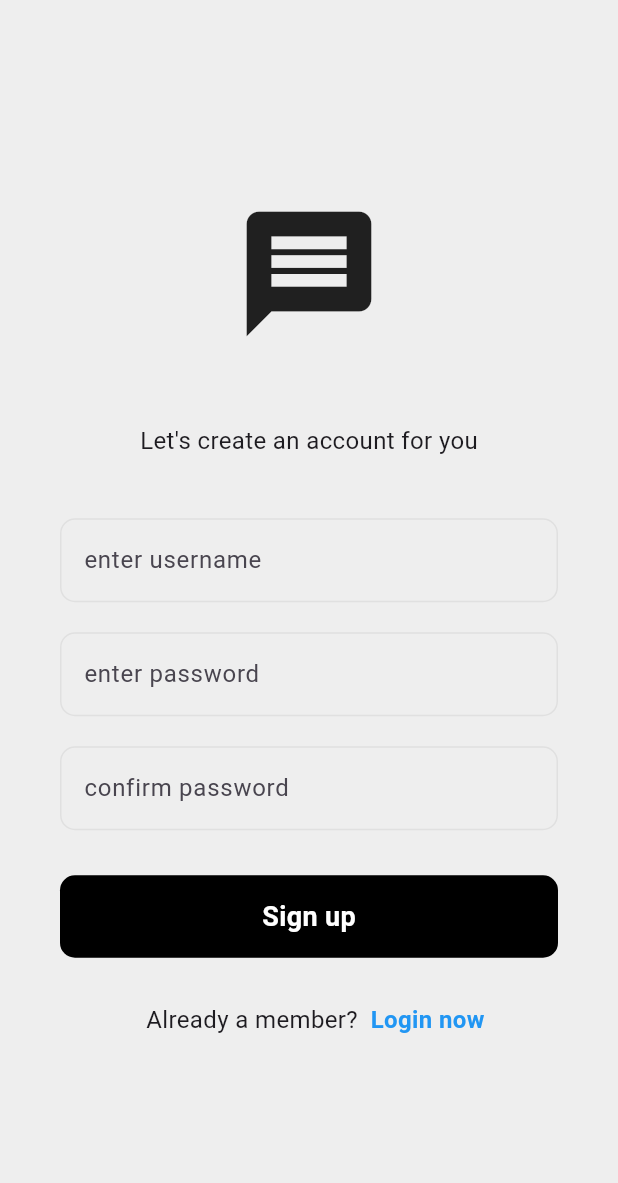
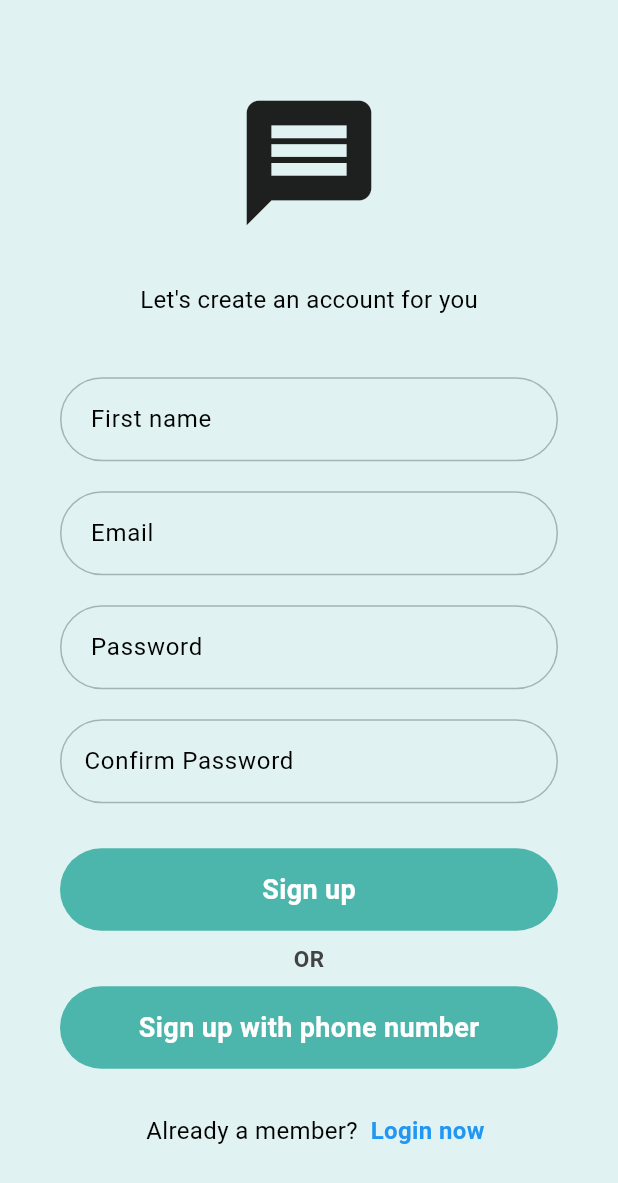
Before and after one commit to sandeshg510/Chat-app, a Flutter app: the screen it shows after launch, after a tap on "Register now", on a phone screen of 412 x 824 dp. Shown: the top 1183 px of the screen. Run offline on Flutter 3.47's test engine with Material 3 defaults, Android fonts, the phone set to English and light mode, and no system bars; our stand-ins replace cloud_firestore, firebase_auth, firebase_core; accounts and stored records are empty.

Commit message:
theme and phone Authentication implemented

```diff
--- a/lib/components/my_buttons.dart
+++ b/lib/components/my_buttons.dart
@@ -1,9 +1,14 @@
+import 'package:chat_messenger/constants/my_colors.dart';
 import 'package:flutter/material.dart';
 
 class MyButton extends StatelessWidget {
   final String buttonTitle;
   final void Function() onTap;
-  const MyButton({super.key, required this.buttonTitle, required this.onTap});
+  const MyButton({
+    super.key,
+    required this.buttonTitle,
+    required this.onTap,
+  });
 
   @override
   Widget build(BuildContext context) {
@@ -11,8 +16,8 @@ class MyButton extends StatelessWidget {
       onTap: onTap,
       child: Container(
         decoration: BoxDecoration(
-          borderRadius: BorderRadius.circular(10),
-          color: Colors.black,
+          color: Theme.of(context).colorScheme.primary,
+          borderRadius: BorderRadius.circular(32),
         ),
         height: 55,
         width: double.infinity,
@@ -20,7 +25,7 @@ class MyButton extends StatelessWidget {
           child: Text(
             buttonTitle,
             style: const TextStyle(
-                color: Colors.white, fontWeight: FontWeight.bold, fontSize: 18),
+                color: Colors.white, fontWeight: FontWeight.w600, fontSize: 18),
           ),
         ),
       ),
--- a/lib/components/my_text_field.dart
+++ b/lib/components/my_text_field.dart
@@ -18,11 +18,11 @@ class MyTextField extends StatelessWidget {
       obscureText: obscureText,
       decoration: InputDecoration(
         hintText: hintText,
-        fillColor: Colors.grey.shade200,
+        fillColor: Theme.of(context).colorScheme.background,
         filled: true,
         enabledBorder: OutlineInputBorder(
-            borderRadius: BorderRadius.circular(10),
-            borderSide: BorderSide(color: Colors.grey.shade300)),
+            borderRadius: BorderRadius.circular(32),
+            borderSide: const BorderSide(color: Colors.black26)),
       ),
     );
   }
--- a/lib/main.dart
+++ b/lib/main.dart
@@ -3,6 +3,7 @@ import 'package:chat_messenger/pages/login_page.dart';
 import 'package:chat_messenger/services/auth/auth_gate.dart';
 import 'package:chat_messenger/services/auth/auth_service.dart';
 import 'package:chat_messenger/services/auth/login_or_register.dart';
+import 'package:chat_messenger/theme/theme.dart';
 import 'package:firebase_core/firebase_core.dart';
 import 'package:flutter/material.dart';
 import 'package:provider/provider.dart';
@@ -23,9 +24,10 @@ class MyApp extends StatelessWidget {
 
   @override
   Widget build(BuildContext context) {
-    return const MaterialApp(
+    return MaterialApp(
+      theme: Provider.of<AuthService>(context).themeData,
       debugShowCheckedModeBanner: false,
-      home: AuthGate(),
+      home: const AuthGate(),
     );
   }
 }
--- a/lib/pages/login_page.dart
+++ b/lib/pages/login_page.dart
@@ -1,6 +1,8 @@
 import 'package:chat_messenger/components/my_buttons.dart';
 import 'package:chat_messenger/components/my_text_field.dart';
+import 'package:chat_messenger/constants/my_colors.dart';
 import 'package:chat_messenger/services/auth/auth_service.dart';
+import 'package:flutter/cupertino.dart';
 import 'package:flutter/material.dart';
 import 'package:provider/provider.dart';
 
@@ -16,15 +18,17 @@ class _LoginPageState extends State<LoginPage> {
   @override
   Widget build(BuildContext context) {
     TextEditingController emailController = TextEditingController();
+    TextEditingController nameController = TextEditingController();
+
     TextEditingController passwordController = TextEditingController();
     void signIn() {
       final authService = Provider.of<AuthService>(context, listen: false);
 
       try {
         authService.signInWithEmailAndPassword(
-          emailController.text.toString().trim(),
-          passwordController.text,
-        );
+            email: emailController.text.toString().trim(),
+            password: passwordController.text,
+            name: nameController.text);
       } catch (e) {
         ScaffoldMessenger.of(context).showSnackBar(
           SnackBar(
@@ -37,7 +41,41 @@ class _LoginPageState extends State<LoginPage> {
     }
 
     return Scaffold(
-      backgroundColor: Colors.grey.shade200,
+      backgroundColor: Theme.of(context).colorScheme.background,
+      appBar: AppBar(
+        centerTitle: true,
+        title: Padding(
+          padding: const EdgeInsets.only(left: 153.0),
+          child: GestureDetector(
+              onTap: () {
+                Provider.of<AuthService>(context, listen: false).toggleTheme();
+              },
+              child: Text('switch theme')),
+        ),
+        actions: [
+          PopupMenuButton(
+              // add icon, by default "3 dot" icon
+              // icon: Icon(Icons.book)
+              itemBuilder: (context) {
+            return [
+              const PopupMenuItem<int>(
+                value: 0,
+                child: Text("Dark Mode"),
+              ),
+              const PopupMenuItem<int>(
+                value: 1,
+                child: Text("Light Mode"),
+              ),
+            ];
+          }, onSelected: (value) {
+            if (value == 0) {
+              print("My account menu is selected.");
+            } else if (value == 1) {
+              print("Settings menu is selected.");
+            }
+          }),
+        ],
+      ),
       body: SafeArea(
         child: Padding(
           padding: const EdgeInsets.symmetric(
@@ -47,8 +85,9 @@ class _LoginPageState extends State<LoginPage> {
             mainAxisAlignment: MainAxisAlignment.center,
             crossAxisAlignment: CrossAxisAlignment.center,
             children: [
-              const Icon(
+              Icon(
                 Icons.message,
+                color: Theme.of(context).colorScheme.primary,
                 size: 100,
               ),
               const SizedBox(
@@ -62,14 +101,21 @@ class _LoginPageState extends State<LoginPage> {
                 height: 40,
               ),
               MyTextField(
-                  hintText: 'username',
+                  hintText: '   Name',
+                  obscureText: false,
+                  controller: nameController),
+              const SizedBox(
+                height: 30,
+              ),
+              MyTextField(
+                  hintText: '   Email',
                   obscureText: false,
                   controller: emailController),
               const SizedBox(
                 height: 30,
               ),
               MyTextField(
-                  hintText: 'password',
+                  hintText: '   Password',
                   obscureText: true,
                   controller: passwordController),
               const SizedBox(
@@ -96,11 +142,21 @@ class _LoginPageState extends State<LoginPage> {
                       style: TextStyle(
                           fontSize: 16,
                           fontWeight: FontWeight.bold,
-                          color: Colors.blue),
+                          color: MyColors.buttonColor),
                     ),
                   ),
                 ],
               ),
+              // GestureDetector(
+              //   onTap: (){},
+              //   child: const Text(
+              //     "new UI",
+              //     style: TextStyle(
+              //         fontSize: 16,
+              //         fontWeight: FontWeight.bold,
+              //         color: MyColors.buttonColor),
+              //   ),
+              // ),
             ],
           ),
         ),
--- a/lib/pages/register_page.dart
+++ b/lib/pages/register_page.dart
@@ -1,5 +1,6 @@
 import 'package:chat_messenger/components/my_buttons.dart';
 import 'package:chat_messenger/components/my_text_field.dart';
+import 'package:chat_messenger/pages/register_with_phone_page.dart';
 import 'package:chat_messenger/services/auth/auth_service.dart';
 import 'package:firebase_auth/firebase_auth.dart';
 import 'package:flutter/material.dart';
@@ -18,6 +19,8 @@ class _RegisterPageState extends State<RegisterPage> {
   @override
   Widget build(BuildContext context) {
     TextEditingController emailController = TextEditingController();
+    TextEditingController nameController = TextEditingController();
+
     TextEditingController passwordController = TextEditingController();
     TextEditingController confirmPasswordController = TextEditingController();
 
@@ -35,7 +38,9 @@ class _RegisterPageState extends State<RegisterPage> {
       final authService = Provider.of<AuthService>(context, listen: false);
       try {
         authService.signUpWithEmailAndPassword(
-            emailController.text.toString().trim(), passwordController.text);
+            email: emailController.text.toString().trim(),
+            password: passwordController.text,
+            name: nameController.text);
       } catch (e) {
         ScaffoldMessenger.of(context).showSnackBar(
           SnackBar(
@@ -48,7 +53,7 @@ class _RegisterPageState extends State<RegisterPage> {
     }
 
     return Scaffold(
-      backgroundColor: Colors.grey.shade200,
+      backgroundColor: Theme.of(context).colorScheme.background,
       body: SafeArea(
         child: Padding(
           padding: const EdgeInsets.symmetric(
@@ -63,7 +68,7 @@ class _RegisterPageState extends State<RegisterPage> {
                 size: 100,
               ),
               const SizedBox(
-                height: 50,
+                height: 30,
               ),
               const Text(
                 "Let's create an account for you",
@@ -73,27 +78,58 @@ class _RegisterPageState extends State<RegisterPage> {
                 height: 40,
               ),
               MyTextField(
-                  hintText: 'enter username',
+                  hintText: ' First name',
+                  obscureText: false,
+                  controller: nameController),
+              const SizedBox(
+                height: 20,
+              ),
+              MyTextField(
+                  hintText: ' Email',
                   obscureText: false,
                   controller: emailController),
               const SizedBox(
                 height: 20,
               ),
               MyTextField(
-                  hintText: 'enter password',
+                  hintText: ' Password',
                   obscureText: true,
                   controller: passwordController),
               const SizedBox(
                 height: 20,
               ),
               MyTextField(
-                  hintText: 'confirm password',
+                  hintText: 'Confirm Password',
                   obscureText: true,
                   controller: confirmPasswordController),
               const SizedBox(
                 height: 30,
               ),
-              MyButton(buttonTitle: 'Sign up', onTap: signUp),
+              MyButton(
+                buttonTitle: 'Sign up',
+                onTap: signUp,
+              ),
+              Padding(
+                padding: const EdgeInsets.all(8.0),
+                child: Text(
+                  'OR',
+                  style: TextStyle(
+                      fontWeight: FontWeight.bold,
+                      fontSize: 15,
+                      color: Colors.grey.shade800),
+                ),
+              ),
+              MyButton(
+                buttonTitle: 'Sign up with phone number',
+                onTap: () {
+                  Navigator.push(
+                      context,
+                      MaterialPageRoute(
+                          builder: (context) => RegisterWithPhone(
+                                onTap: widget.onTap,
+                              )));
+                },
+              ),
               const SizedBox(
                 height: 30,
               ),
--- a/lib/services/auth/auth_service.dart
+++ b/lib/services/auth/auth_service.dart
@@ -1,6 +1,8 @@
 import 'package:cloud_firestore/cloud_firestore.dart';
 import 'package:flutter/material.dart';
 import 'package:firebase_auth/firebase_auth.dart';
+
+import '../../theme/theme.dart';
 
 class AuthService extends ChangeNotifier {
   //instance of auth
@@ -11,7 +13,9 @@ class AuthService extends ChangeNotifier {
 
   //sign user in
   Future<UserCredential> signInWithEmailAndPassword(
-      String email, String password) async {
+      {required String email,
+      required String password,
+      required String name}) async {
     try {
       // Sign in
       UserCredential userCredential =
@@ -23,6 +27,7 @@ class AuthService extends ChangeNotifier {
       // add a new document for the user in the users collection if it doesn't already exist
       _firebaseFirestore.collection('users').doc(userCredential.user!.uid).set({
         'uid': userCredential.user!.uid,
+        'name': name,
         'email': email,
       }, SetOptions(merge: true));
 
@@ -36,7 +41,9 @@ class AuthService extends ChangeNotifier {
 
   // create a new user
   Future<UserCredential> signUpWithEmailAndPassword(
-      String email, password) async {
+      {required String email,
+      required String password,
+      required String name}) async {
     try {
       UserCredential userCredential =
           await FirebaseAuth.instance.createUserWithEmailAndPassword(
@@ -47,6 +54,7 @@ class AuthService extends ChangeNotifier {
       // After creating a new user, create a new document for user in the users collection.
       _firebaseFirestore.collection('users').doc(userCredential.user!.uid).set({
         'uid': userCredential.user!.uid,
+        'name': name,
         'email': email,
       });
 
@@ -60,4 +68,23 @@ class AuthService extends ChangeNotifier {
   Future<void> signOut() async {
     return await FirebaseAuth.instance.signOut();
   }
+
+  // Theme
+
+  ThemeData _themeData = lightMode;
+
+  ThemeData get themeData => _themeData;
+
+  set themeData(ThemeData themeData) {
+    _themeData = themeData;
+    notifyListeners();
+  }
+
+  void toggleTheme() {
+    if (_themeData == lightMode) {
+      themeData = darkMode;
+    } else {
+      themeData = lightMode;
+    }
+  }
 }
--- /dev/null
+++ b/lib/theme/theme.dart
@@ -0,0 +1,19 @@
+import 'package:flutter/material.dart';
+
+ThemeData lightMode = ThemeData(
+  colorScheme: ColorScheme.light(
+    background: Colors.teal.shade50,
+    primary: Colors.teal.shade300,
+    secondary: Colors.teal.shade200,
+  ),
+  brightness: Brightness.light,
+);
+
+ThemeData darkMode = ThemeData(
+  colorScheme: ColorScheme.dark(
+    background: Colors.grey.shade900,
+    primary: Colors.grey.shade800,
+    secondary: Colors.grey.shade700,
+  ),
+  brightness: Brightness.dark,
+);
--- /dev/null
+++ b/lib/theme/theme_provider.dart
@@ -0,0 +1,4 @@
+import 'package:chat_messenger/theme/theme.dart';
+import 'package:flutter/material.dart';
+
+class ThemeProvider with ChangeNotifier {}
```
Also changed, not shown: lib/components/my_text_form_field.dart (added, +36 -0 lines), lib/constants/my_colors.dart (added, +8 -0 lines), lib/pages/chat_page.dart (+4 -3 lines), lib/pages/home_page.dart (+8 -3 lines), lib/pages/register_with_phone_page.dart (added, +220 -0 lines), lib/pages/success_phone_page.dart (added, +72 -0 lines), lib/services/auth/auth_phone.dart (added, +81 -0 lines), 2 other files.
